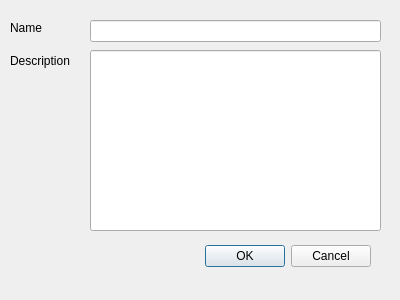
Before: the Qt Designer form dialog.ui in CoolBot2/QT-SQL-ToDoApp, drawn with Qt 5.
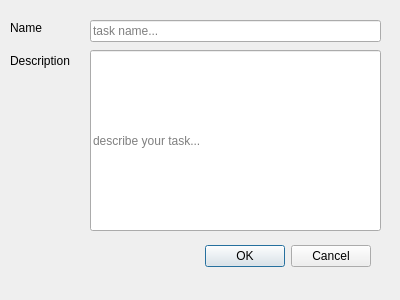
After: the same form once the commit is applied.

```diff
--- a/dialog.ui
+++ b/dialog.ui
@@ -38,6 +38,9 @@
      <height>22</height>
     </rect>
    </property>
+   <property name="placeholderText">
+    <string>task name...</string>
+   </property>
   </widget>
   <widget class="QLineEdit" name="Task">
    <property name="geometry">
@@ -48,6 +51,15 @@
      <height>181</height>
     </rect>
    </property>
+   <property name="maxLength">
+    <number>3000</number>
+   </property>
+   <property name="dragEnabled">
+    <bool>true</bool>
+   </property>
+   <property name="placeholderText">
+    <string>describe your task...</string>
+   </property>
   </widget>
   <widget class="QLabel" name="label">
    <property name="geometry">
```
